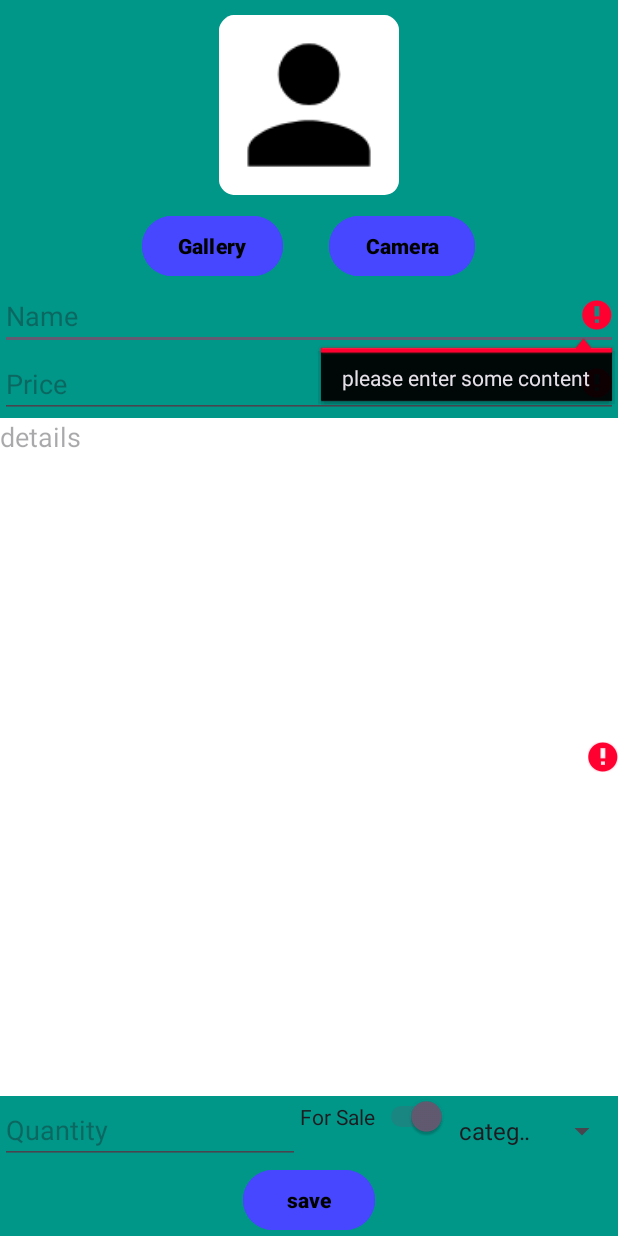
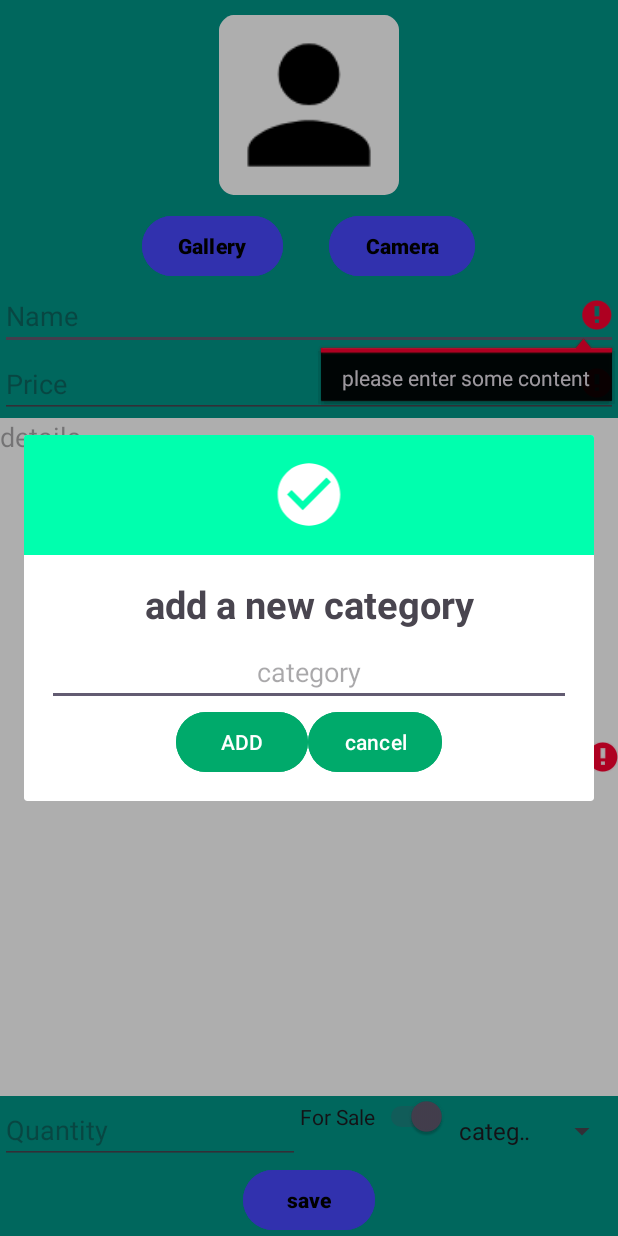
Before and after one commit to HilaAssia/ProjBagrut, an Android app: the EditProductActivity screen opened directly, with no data from a screen before it, after a tap on "save", on a phone screen of 412 x 824 dp. Run offline under Robolectric (Android 15) with nearby library versions, the phone set to English and light mode, and no system bars; our stand-ins replace Firebase (no records; nobody signed in at launch, a user with empty details on screens opened directly); 1 statement that could not run was skipped.

Commit message:
Initial Commit

```diff
--- a/app/src/main/java/com/example/bagrutproject/utils/FireStoreHelper.java
+++ b/app/src/main/java/com/example/bagrutproject/utils/FireStoreHelper.java
@@ -56,12 +56,11 @@ public class FireStoreHelper {
     }
 
     public void update(String id, Product product) {
-        //"category", product.getCategory()
         collectionRef.document(id).update("image", product.getImage(),
                 "name", product.getName(), "price",
                 product.getPrice(), "details", product.getDetails(),
                 "quantity", product.getQuantity(), "forSale",
-                product.getForSale(), "id", id).addOnSuccessListener(aVoid -> {
+                product.getForSale(),"category", product.getCategory(), "id", id).addOnSuccessListener(aVoid -> {
             Log.d(TAG, "DocumentSnapshot updated with ID: " + id);
         }).addOnFailureListener(e -> {
             Log.w(TAG, "Error updating document", e);
--- a/app/src/main/java/com/example/bagrutproject/views/EditProductActivity.java
+++ b/app/src/main/java/com/example/bagrutproject/views/EditProductActivity.java
@@ -1,17 +1,21 @@
 package com.example.bagrutproject.views;
 
+import android.app.Dialog;
 import android.content.Intent;
 import android.graphics.Bitmap;
 import android.os.Bundle;
 import android.provider.MediaStore;
 import android.util.Log;
 import android.view.View;
+import android.view.ViewGroup;
+import android.widget.AdapterView;
 import android.widget.ArrayAdapter;
 import android.widget.Button;
 import android.widget.EditText;
 import android.widget.ImageView;
 import android.widget.Spinner;
 import android.widget.Switch;
+import android.widget.Toast;
 
 import androidx.activity.result.ActivityResultCallback;
 import androidx.activity.result.ActivityResultLauncher;
@@ -19,6 +23,7 @@ import androidx.activity.result.contract.ActivityResultContracts;
 import androidx.appcompat.app.AppCompatActivity;
 
 import com.example.bagrutproject.R;
+import com.example.bagrutproject.model.Category;
 import com.example.bagrutproject.model.Product;
 import com.example.bagrutproject.utils.FireStoreHelper;
 import com.example.bagrutproject.utils.ImageUtils;
@@ -37,7 +42,7 @@ public class EditProductActivity extends AppCompatActivity {
     EditText etName, etPrice, etDetails, etQuantity;
     Boolean isEditMode=false;
     Button saveBtn,deleteBtn,captureImageBtn,selectImageBtn;
-    String docId;
+    String docId, category;
 
     @Override
     protected void onCreate(Bundle savedInstanceState) {
@@ -45,7 +50,20 @@ public class EditProductActivity extends AppCompatActivity {
         setContentView(R.layout.activity_add_product);
 
         spinner = findViewById(R.id.spinner);
-        getCategory();
+        setCategories();
+        spinner.setOnItemSelectedListener(new AdapterView.OnItemSelectedListener() {
+            @Override
+            public void onItemSelected(AdapterView<?> parentView, View selectedItemView, int position, long id) {
+                String selectedItem = parentView.getItemAtPosition(position).toString();
+                Toast.makeText(EditProductActivity.this, "בחרת: " + selectedItem, Toast.LENGTH_SHORT).show();
+                category=selectedItem;
+            }
+
+            @Override
+            public void onNothingSelected(AdapterView<?> parentView) {
+                // אם לא נבחר שום דבר
+            }
+        });
         ivImage=findViewById(R.id.imageView);
         etName=findViewById(R.id.etName);
         etPrice=findViewById(R.id.etPrice);
@@ -80,7 +98,7 @@ public class EditProductActivity extends AppCompatActivity {
                             etPrice.getText().toString(),
                             etDetails.getText().toString(),
                             Integer.parseInt(etQuantity.getText().toString()),
-                            forSale.isChecked());// etCategory.getText().toString());
+                            forSale.isChecked(), category.toString());
                     Intent intent=new Intent(EditProductActivity.this, HomeActivity.class);
                     startActivity(intent);
                 }
@@ -100,12 +118,14 @@ public class EditProductActivity extends AppCompatActivity {
         docId = getIntent().getStringExtra("docId");
         if (docId != null && !docId.isEmpty()){
             isEditMode=true;
+            ivImage.setImageBitmap(ImageUtils.convertStringToBitmap(getIntent().getStringExtra("image")));
             forSale.setChecked(getIntent().getBooleanExtra("forSale", false));
             etName.setText(getIntent().getStringExtra("name"));
             etPrice.setText(getIntent().getStringExtra("price"));
             etDetails.setText(getIntent().getStringExtra("details"));
             etQuantity.setText(Integer.toString(getIntent().getIntExtra("quantity",0)));
-            //etCategory.setText(getIntent().getStringExtra("category"));
+            category=(getIntent().getStringExtra("category"));
+            //spinner.getAdapter().getItem(category);
             findViewById(R.id.btndelete).setVisibility(View.VISIBLE);
         }
     }
@@ -128,15 +148,39 @@ public class EditProductActivity extends AppCompatActivity {
             etQuantity.setError("please enter some content");
             isValid = false;
         }
-        //if (etCategory.getText().toString().isEmpty()){
-            //etCategory.setError("please enter some content");
-            //isValid = false;
-        //}
+        if (category=="category"){
+            //להכין דיאלוג ששואל אם המנהל רוצה ליצור קטגוריה חדשה
+            Dialog dialog = new Dialog(EditProductActivity.this);
+            dialog.setContentView(R.layout.dialog);
+            dialog.getWindow().setLayout(ViewGroup.LayoutParams.MATCH_PARENT, ViewGroup.LayoutParams.WRAP_CONTENT);
+            dialog.setCancelable(false);
+            EditText etCategory=dialog.findViewById(R.id.etCategory);
+            Button buttonAdd=dialog.findViewById(R.id.btnAdd);
+            buttonAdd.setOnClickListener(new View.OnClickListener() {
+                @Override
+                public void onClick(View v) {
+                    Category cat=new Category(etCategory.getText().toString());
+                    fireStoreHelper.add(cat);
+                    setCategories();
+                    dialog.dismiss();
+                }
+            });
+            Button buttonCancel=dialog.findViewById(R.id.btnCancel);
+            buttonCancel.setVisibility(View.VISIBLE);
+            buttonCancel.setOnClickListener(new View.OnClickListener() {
+                @Override
+                public void onClick(View v) {
+                    dialog.dismiss();
+                }
+            });
+            dialog.show();
+            isValid=false;
+        }
         return isValid;
     }
 
-    private void saveProduct(Bitmap bitmap, String name, String price, String details, int quantity, boolean forSale){
-        Product product=new Product(ImageUtils.convertBitmapToString(bitmap),name,price,details,quantity,forSale);
+    private void saveProduct(Bitmap bitmap, String name, String price, String details, int quantity, boolean forSale, String category){
+        Product product=new Product(ImageUtils.convertBitmapToString(bitmap),name,price,details,quantity,forSale,category);
         if (isEditMode)
             fireStoreHelper.update(docId,product);
         else {
@@ -174,7 +218,7 @@ public class EditProductActivity extends AppCompatActivity {
         spinner.setAdapter(adapter);
     }
 
-    public void getCategory(){
+    public void setCategories(){
         // יצירת רשימה של מיתרים שתכיל את שמות הקטגוריות
         ArrayList<String> categoriesList = new ArrayList<>();
         categoriesList.add("category");
--- a/app/src/main/java/com/example/bagrutproject/views/ProductsAdapter.java
+++ b/app/src/main/java/com/example/bagrutproject/views/ProductsAdapter.java
@@ -40,6 +40,7 @@ public class ProductsAdapter extends FirestoreRecyclerAdapter<Product, ProductsA
         holder.tvPrice.setText(product.getPrice());
         holder.tvDetails.setText(product.getDetails());
         holder.tvQuantity.setText(Integer.toString(product.getQuantity()));
+        holder.tvCategory.setText(product.getCategory());
 
         if(!isUser){
             holder.ibIncrease.setOnClickListener(v -> {
@@ -56,6 +57,7 @@ public class ProductsAdapter extends FirestoreRecyclerAdapter<Product, ProductsA
                 intent.putExtra("details", product.getDetails());
                 intent.putExtra("quantity", product.getQuantity());
                 intent.putExtra("forSale", product.getForSale());
+                intent.putExtra("category", product.getCategory());
                 intent.putExtra("id",product.getId());
 
                 String docId=this.getSnapshots().getSnapshot(position).getId();
@@ -71,6 +73,7 @@ public class ProductsAdapter extends FirestoreRecyclerAdapter<Product, ProductsA
                 intent.putExtra("name", product.getName());
                 intent.putExtra("price", product.getPrice());
                 intent.putExtra("details", product.getDetails());
+                intent.putExtra("category", product.getCategory());
                 intent.putExtra("id",product.getId());
 
                 String docId=this.getSnapshots().getSnapshot(position).getId();
@@ -89,7 +92,7 @@ public class ProductsAdapter extends FirestoreRecyclerAdapter<Product, ProductsA
 
 
     public class ProductViewHolder extends RecyclerView.ViewHolder {
-        TextView tvName, tvPrice, tvDetails, tvQuantity;
+        TextView tvName, tvPrice, tvDetails, tvQuantity, tvCategory;
         ImageView ivImage;
         ImageButton ibIncrease, ibDecrease;
 
@@ -101,6 +104,7 @@ public class ProductsAdapter extends FirestoreRecyclerAdapter<Product, ProductsA
             tvPrice=itemView.findViewById(R.id.tvPrice);
             tvDetails=itemView.findViewById(R.id.tvDetails);
             tvQuantity=itemView.findViewById(R.id.tvQuantity);
+            tvCategory=itemView.findViewById(R.id.tvCategory);
 
             ibIncrease=itemView.findViewById(R.id.btnIncrease);
             ibDecrease=itemView.findViewById(R.id.btnDecrease);
--- a/app/src/main/res/layout/dialog.xml
+++ b/app/src/main/res/layout/dialog.xml
@@ -39,6 +39,11 @@
             android:layout_width="match_parent"
             android:layout_height="wrap_content"></EditText>
 
+        <LinearLayout
+            android:layout_width="match_parent"
+            android:layout_height="wrap_content"
+            android:orientation="horizontal"
+            android:gravity="center">
             <Button
                 android:backgroundTint="@color/green"
                 android:id="@+id/btnAdd"
@@ -47,6 +52,16 @@
                 android:layout_height="wrap_content"
                 android:text="ADD"></Button>
 
+            <Button
+                android:backgroundTint="@color/green"
+                android:id="@+id/btnCancel"
+                android:layout_gravity="center"
+                android:layout_width="wrap_content"
+                android:layout_height="wrap_content"
+                android:text="cancel"
+                android:visibility="gone"></Button>
         </LinearLayout>
 
     </LinearLayout>
+
+</LinearLayout>
```
Also changed, not shown: app/src/main/java/com/example/bagrutproject/model/Product.java (+10 -10 lines), app/src/main/res/layout/product_item.xml (+8 -0 lines). Lines whose indentation alone changed are shown as unchanged.
